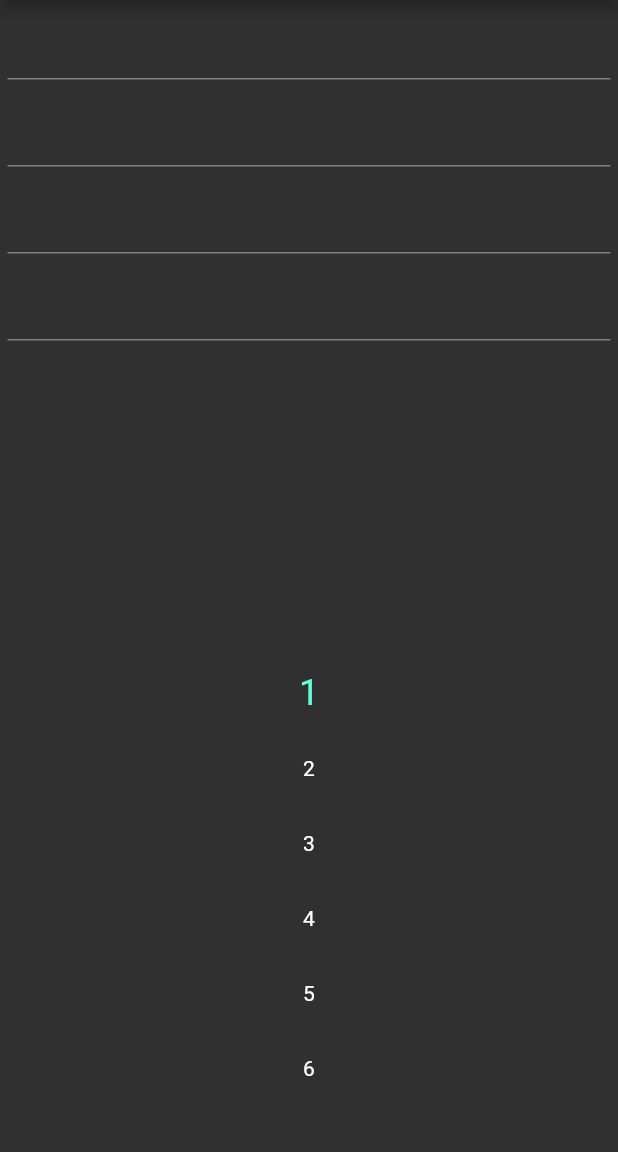
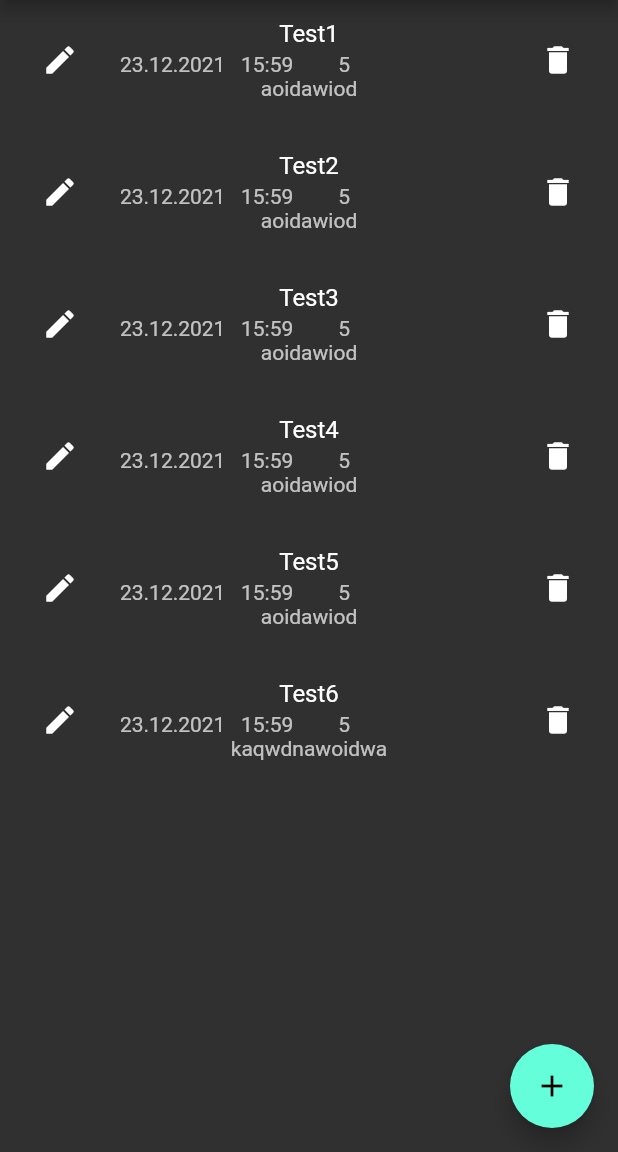
Before and after one commit to trioxx-code/ClassControl_Personal, a Flutter app: the NotePage screen opened directly, on a phone screen of 412 x 824 dp, the part 84-1236 px from its top. Run offline on Flutter 3.47's test engine with Material 2 defaults, Android fonts, the phone set to English and light mode, and no system bars; drawn by our look-alikes of numberpicker; our stand-ins replace shared_preferences, sqflite, table_calendar; missing offline and left inert: pref; accounts and stored records are empty.

Commit message:
Designed NotesPage

```diff
--- a/lib/Pages/NotePage.dart
+++ b/lib/Pages/NotePage.dart
@@ -3,10 +3,12 @@
  */ // ignore_for_file: file_names
 import 'package:classcontrol_personal/Database/DatabaseHelper.dart';
 import 'package:classcontrol_personal/Models/NoteModel.dart';
+import 'package:classcontrol_personal/Screens/NoteAddEditScreen.dart';
+import 'package:classcontrol_personal/Screens/NoteDetailScreen.dart';
 import 'package:classcontrol_personal/util/Constants.dart';
 import 'package:classcontrol_personal/util/SideBarDrawer.dart';
 import 'package:flutter/material.dart';
-import 'package:numberpicker/numberpicker.dart';
+import 'package:intl/intl.dart';
 
 class NotePage extends StatefulWidget {
   @override
@@ -14,12 +16,7 @@ class NotePage extends StatefulWidget {
 }
 
 class _NotePageState extends State<NotePage> {
-  final PADDING = 5.0;
   List<NoteModel> notes = [];
-  TextEditingController _title = new TextEditingController();
-  TextEditingController _note = new TextEditingController();
-  TextEditingController _date = new TextEditingController();
-  int _priority = 1;
 
   //TODO: Popup für die Fächer auswahl.
 
@@ -29,71 +26,120 @@ class _NotePageState extends State<NotePage> {
     refresh();
   }
 
-  @override
-  void dispose() {
-    _title.dispose();
-    _note.dispose();
-    _date.dispose();
-    super.dispose();
-  }
-
   Future refresh() async {
     setState(() {});
-    notes = await DatabaseHelper.db.getAllNotes();
+    //notes = await DatabaseHelper.db.getAllNotes();
+    notes.add(NoteModel(
+        title: "Test1", date: 1640275188, note: "aoidawiod", priority: 5, id: 1));
+    notes.add(NoteModel(
+        title: "Test2", date: 1640275188, note: "aoidawiod", priority: 5, id: 1));
+    notes.add(NoteModel(
+        title: "Test3", date: 1640275188, note: "aoidawiod", priority: 5, id: 1));
+    notes.add(NoteModel(
+        title: "Test4", date: 1640275188, note: "aoidawiod", priority: 5, id: 1));
+    notes.add(NoteModel(
+        title: "Test5", date: 1640275188, note: "aoidawiod", priority: 5, id: 1));
+    notes.add(NoteModel(
+        title: "Test6", date: 1640275188, note: "kaqwdnawoidwa", priority: 5, id: 1));
     setState(() {});
   }
 
   @override
   Widget build(BuildContext context) {
     return Scaffold(
+      floatingActionButton: FloatingActionButton(
+        child: const Icon(Icons.add),
+        onPressed: () {
+          //TODO: Auf extra seite gehen, für neue Notiz
+          Navigator.of(context).push(MaterialPageRoute(
+            builder: (context) => NoteAddEditScreen(),
+          ));
+        },
+      ),
       drawer: SideDrawer(),
       appBar: AppBar(
-        title: Text(Constants.PT_NOTE),
+        title: const Text(Constants.PT_NOTE),
       ),
-      body: SingleChildScrollView(
-        child: Column(
-          children: [
-            Padding(
-              padding: EdgeInsets.all(PADDING),
-              child: TextField(
-                controller: _title,
-              ),
+      body: ListView.builder(
+        itemCount: notes.length,
+        shrinkWrap: true,
+        itemBuilder: (context, index) {
+          return ListTile(
+            isThreeLine: true,
+            title: Text(
+              notes[index].title,
+              textAlign: TextAlign.center,
             ),
-            Padding(
-              padding: EdgeInsets.all(PADDING),
-              child: TextField(
-                controller: _note,
-              ),
+            subtitle: Column(
+              children: [
+                Row(
+                  children: [
+                    Text(
+                      parseEpochToString(notes[index].date),
+                      textAlign: TextAlign.start,
+                    ),
+                    const SizedBox(
+                      width: 30,
+                    ),
+                    Text(
+                      notes[index].priority.toString(),
+                      textAlign: TextAlign.end,
+                    )
+                  ],
+                ),
+                Wrap(
+                  children: [Text(notes[index].note)],
+                )
+              ],
             ),
-            Padding(
-              padding: EdgeInsets.all(PADDING),
-              child: TextField(
-                controller: _date,
-              ),
+            leading: IconButton(
+              icon: const Icon(Icons.edit),
+              onPressed: () => _editNote(notes[index]),
             ),
-            Padding(
-              padding: EdgeInsets.all(PADDING),
-              child: TextField(
-                controller: _date,
-              ),
+            trailing: IconButton(
+              icon: const Icon(Icons.delete),
+              onPressed: () => print("TODO"), //_deleteNote(notes[index]);
             ),
-            Padding(
-              padding: EdgeInsets.all(PADDING),
-              child: NumberPicker(
-                value: _priority,
-                onChanged: (value) {
-                  setState(() {
-                    _priority = value;
-                  });
-                },
-                maxValue: 10,
-                minValue: 1,
-                itemCount: 10,
-              ),
-            ),
-          ],
-        ),
+            onTap: () {
+              Navigator.of(context).push(MaterialPageRoute(
+                builder: (context) => NoteDetailScreen(
+                  noteModel: notes[index],
+                ),
+              ));
+            },
+          );
+        },
       ),
     );
   }
+
+  //TODO-FUTURE: Parsing in anderen thread machen
+  String parseEpochToString(int epoch) {
+    String res = "";
+    DateTime dt = DateTime.fromMillisecondsSinceEpoch(epoch * 1000);
+    res = dt.day.toString() +
+        "." +
+        dt.month.toString() +
+        "." +
+        dt.year.toString() +
+        "   " +
+        dt.hour.toString() +
+        ":" +
+        dt.minute.toString();
+    return res;
+  }
+
+  Future _deleteNote(NoteModel model) async {
+    await DatabaseHelper.db.deleteNote(model);
+    refresh();
+  }
+
+  Future _editNote(NoteModel model) async {
+    await Navigator.of(context).push(MaterialPageRoute(
+      builder: (context) => NoteAddEditScreen(
+        model: model,
+      ),
+    ));
+    refresh();
+  }
 }
--- a/lib/util/Constants.dart
+++ b/lib/Util/Constants.dart
@@ -32,6 +32,10 @@ class Constants {
   static const PT_NOTE = "Notizen";
   static const PT_TEACHER = "Lehrer";
 
+  //@info: Screens
+  static const SCREEN_ADD = "Hinzufügen";
+  static const SCREEN_EDIT = "Bearbeiten";
+
   //@info: SQL Boilerplate
   static const SQL_CREATE = "CREATE TABLE";
   static const SQL_PS = "INTEGER PRIMARY KEY NOT NULL";
```
Also changed, not shown: lib/Database/DatabaseHelper.dart (+27 -3 lines), lib/Pages/TeacherPage.dart (+5 -7 lines), lib/Pages/WebPage.dart (+25 -1 lines), lib/Screens/NoteAddEditScreen.dart (added, +99 -0 lines), lib/Screens/NoteDetailScreen.dart (added, +35 -0 lines), lib/Util/PerformanceAnalytics.dart (renamed from lib/util/PerformanceAnalytics.dart), lib/Util/SharedPreferencesHelper.dart (renamed from lib/util/SharedPreferencesHelper.dart), lib/Util/SideBarDrawer.dart (renamed from lib/util/SideBarDrawer.dart).
